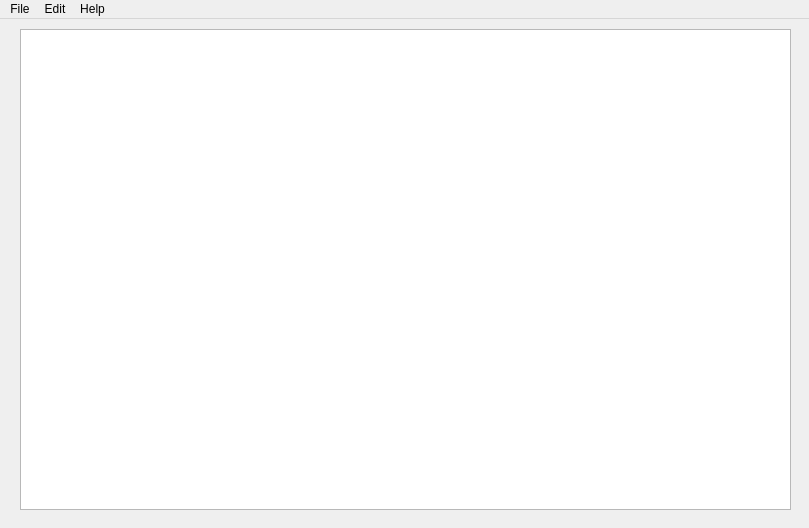
The window that interfaces/ui/gui.ui (HarHar/Futaam) describes before a commit, drawn with Qt 5.
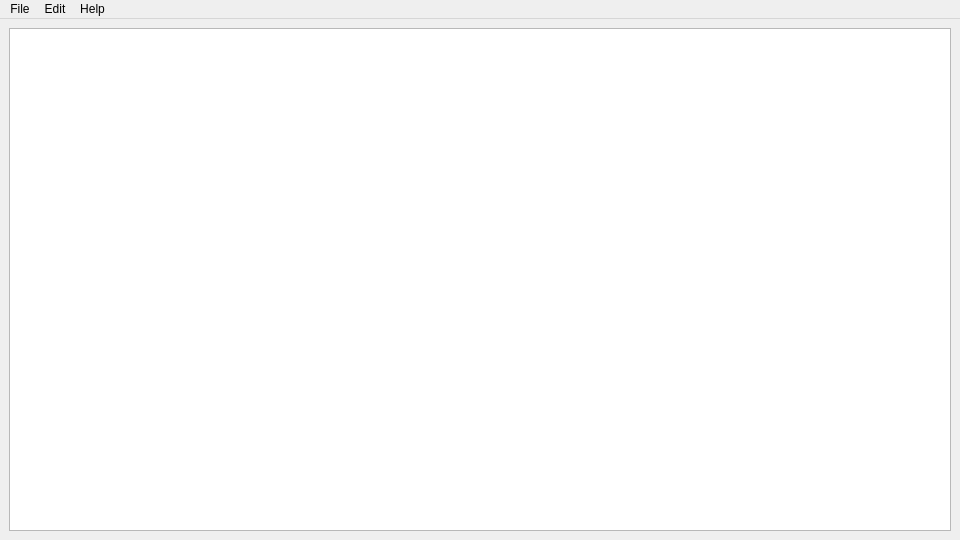
The same window after the commit.

Commit message: put the tableview in a layout so it actually scales with the window and various other small things

Patch:
```diff
--- a/interfaces/ui/gui.ui
+++ b/interfaces/ui/gui.ui
@@ -6,22 +6,27 @@
    <rect>
     <x>0</x>
     <y>0</y>
-    <width>809</width>
-    <height>528</height>
+    <width>960</width>
+    <height>540</height>
    </rect>
   </property>
   <property name="windowTitle">
    <string>Futaam</string>
   </property>
   <widget class="QWidget" name="centralwidget">
+   <layout class="QVBoxLayout" name="verticalLayout_3">
+    <item>
+     <layout class="QVBoxLayout" name="verticalLayout_2">
+      <item>
    <widget class="QTableView" name="tableView">
-    <property name="geometry">
-     <rect>
-      <x>20</x>
-      <y>10</y>
-      <width>771</width>
-      <height>481</height>
-     </rect>
+        <property name="showDropIndicator" stdset="0">
+         <bool>false</bool>
+        </property>
+        <property name="alternatingRowColors">
+         <bool>true</bool>
+        </property>
+        <property name="wordWrap">
+         <bool>true</bool>
     </property>
     <attribute name="horizontalHeaderVisible">
      <bool>true</bool>
@@ -33,13 +38,17 @@
      <bool>false</bool>
     </attribute>
    </widget>
+      </item>
+     </layout>
+    </item>
+   </layout>
   </widget>
   <widget class="QMenuBar" name="menubar">
    <property name="geometry">
     <rect>
      <x>0</x>
      <y>0</y>
-     <width>809</width>
+     <width>960</width>
      <height>21</height>
     </rect>
    </property>
```
Lines whose indentation alone changed are shown as unchanged. The commit also changes 1 other file.
